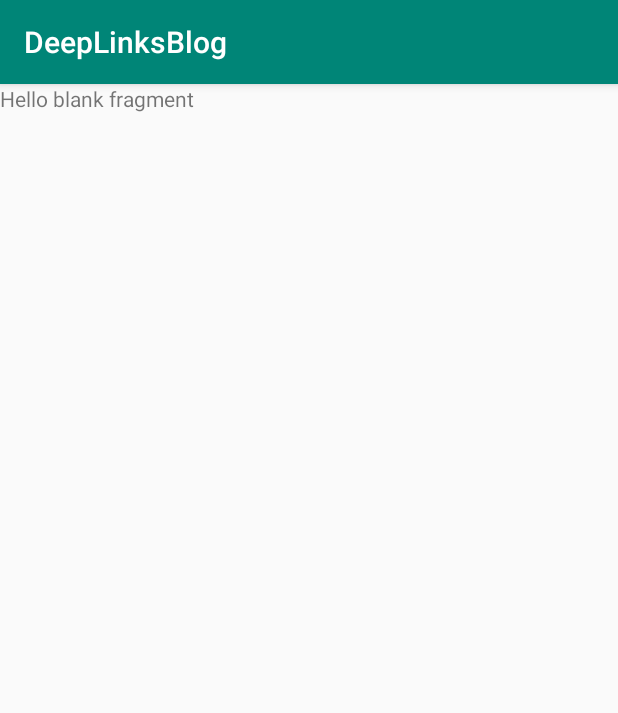
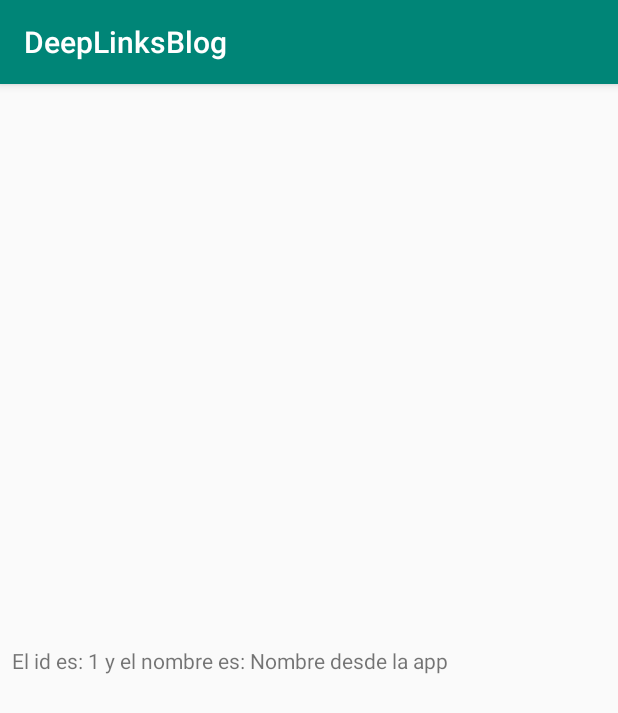
Before and after one commit to achscerrilloKonki/navigationbase, an Android app: the screen it shows after launch (MainActivity), after a tap on "BOTON DE NAVEGACIÓN", on a phone screen of 412 x 824 dp. Shown: the top 713 px of the screen. Run offline under Robolectric (Android 15) with nearby library versions, the phone set to English and light mode, and no system bars.

Commit message:
ft: example finished

```diff
--- a/app/src/main/java/com/konkidevs/deeplinksblog/DetailFragment.kt
+++ b/app/src/main/java/com/konkidevs/deeplinksblog/DetailFragment.kt
@@ -6,8 +6,11 @@ import android.support.v4.app.Fragment
 import android.view.LayoutInflater
 import android.view.View
 import android.view.ViewGroup
+import kotlinx.android.synthetic.main.fragment_detail.*
 
 class DetailFragment : Fragment() {
+
+    private var safeArgs: DetailFragmentArgs? = null
 
     override fun onCreateView(
         inflater: LayoutInflater, container: ViewGroup?,
@@ -15,4 +18,20 @@ class DetailFragment : Fragment() {
     ): View? = inflater.inflate(R.layout.fragment_detail, container, false)
 
 
+    override fun onViewCreated(view: View, savedInstanceState: Bundle?) {
+        super.onViewCreated(view, savedInstanceState)
+
+        arguments?.let {
+            safeArgs = DetailFragmentArgs.fromBundle(it)
+        }
+
+        detailInfo.visibility = if (safeArgs != null) {
+            detailInfo.text = getString(R.string.id_and_name, safeArgs?.id, safeArgs?.name)
+            View.VISIBLE
+        }else {
+            View.GONE
+        }
+
+    }
+
 }
--- a/app/src/main/java/com/konkidevs/deeplinksblog/MainActivity.kt
+++ b/app/src/main/java/com/konkidevs/deeplinksblog/MainActivity.kt
@@ -1,12 +1,64 @@
 package com.konkidevs.deeplinksblog
 
+import android.app.AlarmManager
+import android.app.NotificationChannel
+import android.app.NotificationManager
+import android.app.PendingIntent
+import android.content.Context
+import android.content.Intent
+import android.os.Build
 import android.support.v7.app.AppCompatActivity
 import android.os.Bundle
+import android.os.SystemClock
+import android.util.Log
+import com.konkidevs.deeplinksblog.alarm.AlarmBroadcastReceiver
+import java.util.*
 
 class MainActivity : AppCompatActivity() {
+
+    private var alarmManager: AlarmManager? = null
+    private lateinit var alarmIntent: PendingIntent
 
     override fun onCreate(savedInstanceState: Bundle?) {
         super.onCreate(savedInstanceState)
         setContentView(R.layout.activity_main)
+
+        createNotificationChannel()
+
+        alarmManager = applicationContext.getSystemService(Context.ALARM_SERVICE) as AlarmManager
+        alarmIntent = Intent(applicationContext, AlarmBroadcastReceiver::class.java).let { intent ->
+            PendingIntent.getBroadcast(applicationContext, 0, intent, 0)
+        }
+
+        alarmManager?.setRepeating(AlarmManager.ELAPSED_REALTIME_WAKEUP, SystemClock.elapsedRealtime(), 1000 * 60, alarmIntent)
+
+        val currentMillis = System.currentTimeMillis()
+
+        val calendar = Calendar.getInstance()
+        calendar.timeInMillis = currentMillis
+
+        Log.i("startedAt", "${calendar.time}")
+
+    }
+
+    /*override fun onDestroy() {
+        super.onDestroy()
+        alarmManager?.cancel(alarmIntent)
+
+    }*/
+
+    private fun createNotificationChannel() {
+
+        if (Build.VERSION.SDK_INT >= Build.VERSION_CODES.O) {
+            val name = getString(R.string.default_notification_channel_id)
+            val descriptionText = getString(R.string.default_notification_channel_id)
+            val importance = NotificationManager.IMPORTANCE_DEFAULT
+            val channel = NotificationChannel(getString(R.string.default_notification_channel_id), name, importance).apply {
+                description = descriptionText
+            }
+            val notificationManager: NotificationManager =
+                getSystemService(Context.NOTIFICATION_SERVICE) as NotificationManager
+            notificationManager.createNotificationChannel(channel)
+        }
     }
 }
--- a/app/src/main/java/com/konkidevs/deeplinksblog/MainFragment.kt
+++ b/app/src/main/java/com/konkidevs/deeplinksblog/MainFragment.kt
@@ -22,7 +22,10 @@ class MainFragment : Fragment() {
         super.onViewCreated(view, savedInstanceState)
 
         navigateButton.setOnClickListener {
-            findNavController().navigate(R.id.action_mainFragment_to_detailFragment)
+            val bundle = Bundle()
+            bundle.putLong("id", 1L)
+            bundle.putString("name", "Nombre desde la app")
+            findNavController().navigate(R.id.action_mainFragment_to_detailFragment, bundle)
         }
 
     }
--- a/app/src/main/res/layout/fragment_detail.xml
+++ b/app/src/main/res/layout/fragment_detail.xml
@@ -1,14 +1,18 @@
 <?xml version="1.0" encoding="utf-8"?>
-<FrameLayout xmlns:android="http://schemas.android.com/apk/res/android"
-             xmlns:tools="http://schemas.android.com/tools"
+<android.support.constraint.ConstraintLayout xmlns:android="http://schemas.android.com/apk/res/android"
+                                             xmlns:app="http://schemas.android.com/apk/res-auto" xmlns:tools="http://schemas.android.com/tools"
              android:layout_width="match_parent"
              android:layout_height="match_parent"
              tools:context=".DetailFragment">
 
-    <!-- TODO: Update blank fragment layout -->
+
     <TextView
+            android:id="@+id/detailInfo"
             android:layout_width="match_parent"
-            android:layout_height="match_parent"
-            android:text="@string/hello_blank_fragment"/>
+            android:layout_height="wrap_content" android:layout_marginBottom="8dp"
+            app:layout_constraintBottom_toBottomOf="parent" android:layout_marginTop="8dp"
+            app:layout_constraintTop_toTopOf="parent" app:layout_constraintEnd_toEndOf="parent"
+            android:layout_marginEnd="8dp" app:layout_constraintStart_toStartOf="parent"
+            android:layout_marginStart="8dp"/>
 
-</FrameLayout>
+</android.support.constraint.ConstraintLayout>
--- a/app/src/main/res/navigation/app_navigation.xml
+++ b/app/src/main/res/navigation/app_navigation.xml
@@ -14,6 +14,11 @@
     <fragment android:id="@+id/detailFragment"
               android:name="com.konkidevs.deeplinksblog.DetailFragment"
               android:label="fragment_detail"
-              tools:layout="@layout/fragment_detail"/>
+              tools:layout="@layout/fragment_detail">
+        <argument android:name="id" app:argType="long"/>
+        <argument android:name="name" app:argType="string"/>
+        <deepLink android:id="@+id/deepLink" app:uri="https://blog.konkidevs.com/deeplink/{id}?name={name}"
+        />
+    </fragment>
 
 </navigation>
--- a/app/src/main/res/values/strings.xml
+++ b/app/src/main/res/values/strings.xml
@@ -4,4 +4,6 @@
     <!-- TODO: Remove or change this placeholder text -->
     <string name="hello_blank_fragment">Hello blank fragment</string>
     <string name="button_nav">Boton de navegación</string>
+    <string name="id_and_name">El id es: %d y el nombre es: %s</string>
+    <string name="default_notification_channel_id">BlogTutorial</string>
 </resources>
```
Also changed, not shown: app/src/main/AndroidManifest.xml (+10 -2 lines), app/src/main/java/com/konkidevs/deeplinksblog/alarm/AlarmBroadcastReceiver.kt (added, +55 -0 lines).
